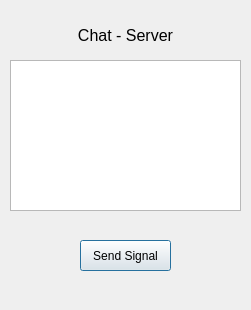
This is serverwidget.ui in AntonyBlanco/ExampleSignalSlotProy as Qt 5 draws it before an edit. The edited form follows.
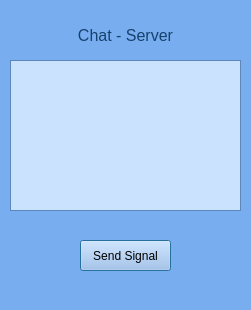
This is the edited form.

What changed in the file:
```diff
--- a/serverwidget.ui
+++ b/serverwidget.ui
@@ -10,6 +10,169 @@
     <height>310</height>
    </rect>
   </property>
+  <property name="palette">
+   <palette>
+    <active>
+     <colorrole role="WindowText">
+      <brush brushstyle="SolidPattern">
+       <color alpha="255">
+        <red>23</red>
+        <green>65</green>
+        <blue>111</blue>
+       </color>
+      </brush>
+     </colorrole>
+     <colorrole role="Button">
+      <brush brushstyle="SolidPattern">
+       <color alpha="255">
+        <red>162</red>
+        <green>193</green>
+        <blue>240</blue>
+       </color>
+      </brush>
+     </colorrole>
+     <colorrole role="Light">
+      <brush brushstyle="SolidPattern">
+       <color alpha="255">
+        <red>255</red>
+        <green>255</green>
+        <blue>255</blue>
+       </color>
+      </brush>
+     </colorrole>
+     <colorrole role="Base">
+      <brush brushstyle="SolidPattern">
+       <color alpha="255">
+        <red>203</red>
+        <green>226</green>
+        <blue>255</blue>
+       </color>
+      </brush>
+     </colorrole>
+     <colorrole role="Window">
+      <brush brushstyle="SolidPattern">
+       <color alpha="255">
+        <red>120</red>
+        <green>174</green>
+        <blue>240</blue>
+       </color>
+      </brush>
+     </colorrole>
+     <colorrole role="AlternateBase">
+      <brush brushstyle="SolidPattern">
+       <color alpha="255">
+        <red>255</red>
+        <green>255</green>
+        <blue>255</blue>
+       </color>
+      </brush>
+     </colorrole>
+    </active>
+    <inactive>
+     <colorrole role="WindowText">
+      <brush brushstyle="SolidPattern">
+       <color alpha="255">
+        <red>23</red>
+        <green>65</green>
+        <blue>111</blue>
+       </color>
+      </brush>
+     </colorrole>
+     <colorrole role="Button">
+      <brush brushstyle="SolidPattern">
+       <color alpha="255">
+        <red>162</red>
+        <green>193</green>
+        <blue>240</blue>
+       </color>
+      </brush>
+     </colorrole>
+     <colorrole role="Light">
+      <brush brushstyle="SolidPattern">
+       <color alpha="255">
+        <red>255</red>
+        <green>255</green>
+        <blue>255</blue>
+       </color>
+      </brush>
+     </colorrole>
+     <colorrole role="Base">
+      <brush brushstyle="SolidPattern">
+       <color alpha="255">
+        <red>203</red>
+        <green>226</green>
+        <blue>255</blue>
+       </color>
+      </brush>
+     </colorrole>
+     <colorrole role="Window">
+      <brush brushstyle="SolidPattern">
+       <color alpha="255">
+        <red>120</red>
+        <green>174</green>
+        <blue>240</blue>
+       </color>
+      </brush>
+     </colorrole>
+     <colorrole role="AlternateBase">
+      <brush brushstyle="SolidPattern">
+       <color alpha="255">
+        <red>255</red>
+        <green>255</green>
+        <blue>255</blue>
+       </color>
+      </brush>
+     </colorrole>
+    </inactive>
+    <disabled>
+     <colorrole role="Button">
+      <brush brushstyle="SolidPattern">
+       <color alpha="255">
+        <red>162</red>
+        <green>193</green>
+        <blue>240</blue>
+       </color>
+      </brush>
+     </colorrole>
+     <colorrole role="Light">
+      <brush brushstyle="SolidPattern">
+       <color alpha="255">
+        <red>255</red>
+        <green>255</green>
+        <blue>255</blue>
+       </color>
+      </brush>
+     </colorrole>
+     <colorrole role="Base">
+      <brush brushstyle="SolidPattern">
+       <color alpha="255">
+        <red>120</red>
+        <green>174</green>
+        <blue>240</blue>
+       </color>
+      </brush>
+     </colorrole>
+     <colorrole role="Window">
+      <brush brushstyle="SolidPattern">
+       <color alpha="255">
+        <red>120</red>
+        <green>174</green>
+        <blue>240</blue>
+       </color>
+      </brush>
+     </colorrole>
+     <colorrole role="AlternateBase">
+      <brush brushstyle="SolidPattern">
+       <color alpha="255">
+        <red>255</red>
+        <green>255</green>
+        <blue>255</blue>
+       </color>
+      </brush>
+     </colorrole>
+    </disabled>
+   </palette>
+  </property>
   <property name="windowTitle">
    <string>Dialog</string>
   </property>
@@ -22,6 +185,169 @@
      <height>151</height>
     </rect>
    </property>
+   <property name="palette">
+    <palette>
+     <active>
+      <colorrole role="WindowText">
+       <brush brushstyle="SolidPattern">
+        <color alpha="255">
+         <red>23</red>
+         <green>65</green>
+         <blue>111</blue>
+        </color>
+       </brush>
+      </colorrole>
+      <colorrole role="Button">
+       <brush brushstyle="SolidPattern">
+        <color alpha="255">
+         <red>162</red>
+         <green>193</green>
+         <blue>240</blue>
+        </color>
+       </brush>
+      </colorrole>
+      <colorrole role="Light">
+       <brush brushstyle="SolidPattern">
+        <color alpha="255">
+         <red>255</red>
+         <green>255</green>
+         <blue>255</blue>
+        </color>
+       </brush>
+      </colorrole>
+      <colorrole role="Base">
+       <brush brushstyle="SolidPattern">
+        <color alpha="255">
+         <red>203</red>
+         <green>226</green>
+         <blue>255</blue>
+        </color>
+       </brush>
+      </colorrole>
+      <colorrole role="Window">
+       <brush brushstyle="SolidPattern">
+        <color alpha="255">
+         <red>120</red>
+         <green>174</green>
+         <blue>240</blue>
+        </color>
+       </brush>
+      </colorrole>
+      <colorrole role="AlternateBase">
+       <brush brushstyle="SolidPattern">
+        <color alpha="255">
+         <red>255</red>
+         <green>255</green>
+         <blue>255</blue>
+        </color>
+       </brush>
+      </colorrole>
+     </active>
+     <inactive>
+      <colorrole role="WindowText">
+       <brush brushstyle="SolidPattern">
+        <color alpha="255">
+         <red>23</red>
+         <green>65</green>
+         <blue>111</blue>
+        </color>
+       </brush>
+      </colorrole>
+      <colorrole role="Button">
+       <brush brushstyle="SolidPattern">
+        <color alpha="255">
+         <red>162</red>
+         <green>193</green>
+         <blue>240</blue>
+        </color>
+       </brush>
+      </colorrole>
+      <colorrole role="Light">
+       <brush brushstyle="SolidPattern">
+        <color alpha="255">
+         <red>255</red>
+         <green>255</green>
+         <blue>255</blue>
+        </color>
+       </brush>
+      </colorrole>
+      <colorrole role="Base">
+       <brush brushstyle="SolidPattern">
+        <color alpha="255">
+         <red>203</red>
+         <green>226</green>
+         <blue>255</blue>
+        </color>
+       </brush>
+      </colorrole>
+      <colorrole role="Window">
+       <brush brushstyle="SolidPattern">
+        <color alpha="255">
+         <red>120</red>
+         <green>174</green>
+         <blue>240</blue>
+        </color>
+       </brush>
+      </colorrole>
+      <colorrole role="AlternateBase">
+       <brush brushstyle="SolidPattern">
+        <color alpha="255">
+         <red>255</red>
+         <green>255</green>
+         <blue>255</blue>
+        </color>
+       </brush>
+      </colorrole>
+     </inactive>
+     <disabled>
+      <colorrole role="Button">
+       <brush brushstyle="SolidPattern">
+        <color alpha="255">
+         <red>162</red>
+         <green>193</green>
+         <blue>240</blue>
+        </color>
+       </brush>
+      </colorrole>
+      <colorrole role="Light">
+       <brush brushstyle="SolidPattern">
+        <color alpha="255">
+         <red>255</red>
+         <green>255</green>
+         <blue>255</blue>
+        </color>
+       </brush>
+      </colorrole>
+      <colorrole role="Base">
+       <brush brushstyle="SolidPattern">
+        <color alpha="255">
+         <red>120</red>
+         <green>174</green>
+         <blue>240</blue>
+        </color>
+       </brush>
+      </colorrole>
+      <colorrole role="Window">
+       <brush brushstyle="SolidPattern">
+        <color alpha="255">
+         <red>120</red>
+         <green>174</green>
+         <blue>240</blue>
+        </color>
+       </brush>
+      </colorrole>
+      <colorrole role="AlternateBase">
+       <brush brushstyle="SolidPattern">
+        <color alpha="255">
+         <red>255</red>
+         <green>255</green>
+         <blue>255</blue>
+        </color>
+       </brush>
+      </colorrole>
+     </disabled>
+    </palette>
+   </property>
   </widget>
   <widget class="QLabel" name="label">
    <property name="geometry">
```
